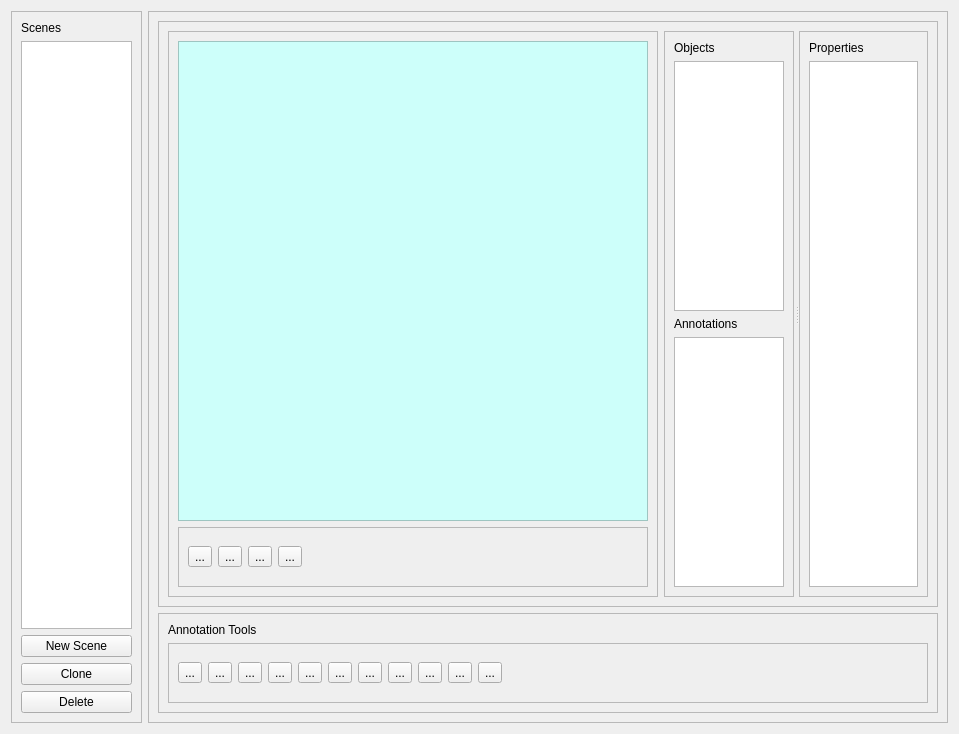
Above: isar/ui/scene_definition.ui from zardosht/isar before the change. Below: the same form after it.
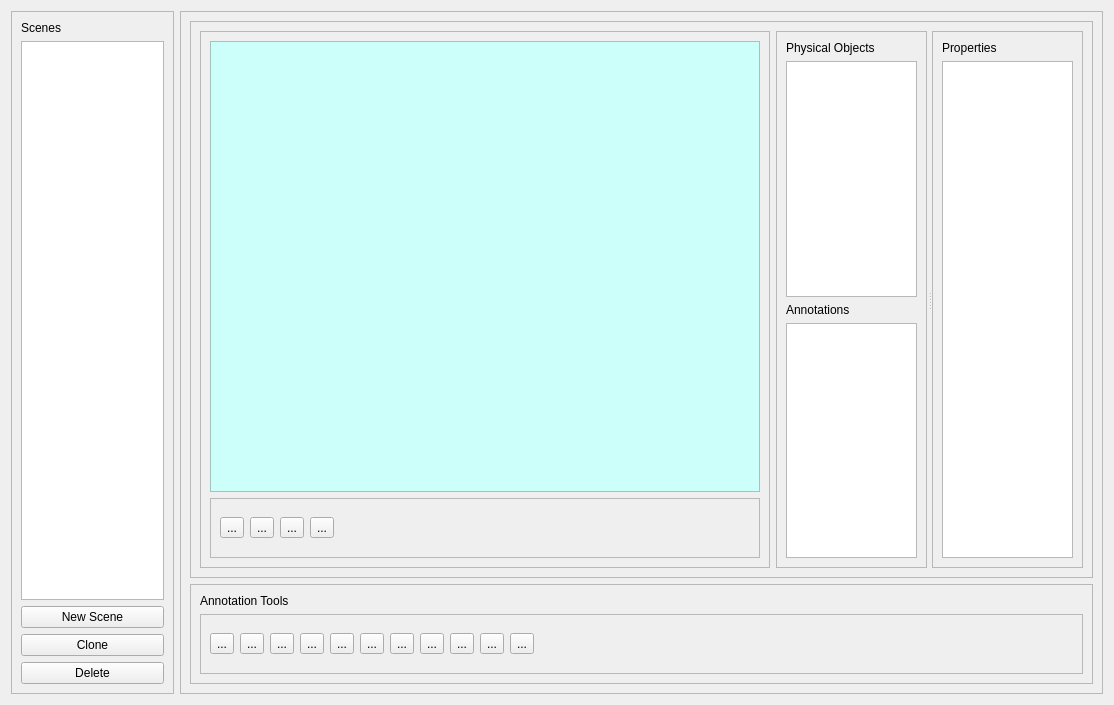
That is the form after the change. Icons and pictures are not drawn.

```diff
--- a/isar/ui/scene_definition.ui
+++ b/isar/ui/scene_definition.ui
@@ -6,8 +6,8 @@
    <rect>
     <x>0</x>
     <y>0</y>
-    <width>959</width>
-    <height>734</height>
+    <width>1114</width>
+    <height>705</height>
    </rect>
   </property>
   <property name="windowTitle">
@@ -272,7 +272,7 @@
              <item>
               <widget class="QLabel" name="label_3">
                <property name="text">
-                <string>Objects</string>
+                <string>Physical Objects</string>
                </property>
               </widget>
              </item>
@@ -368,7 +368,7 @@
              <rect>
               <x>0</x>
               <y>0</y>
-              <width>746</width>
+              <width>864</width>
               <height>58</height>
              </rect>
             </property>
```
